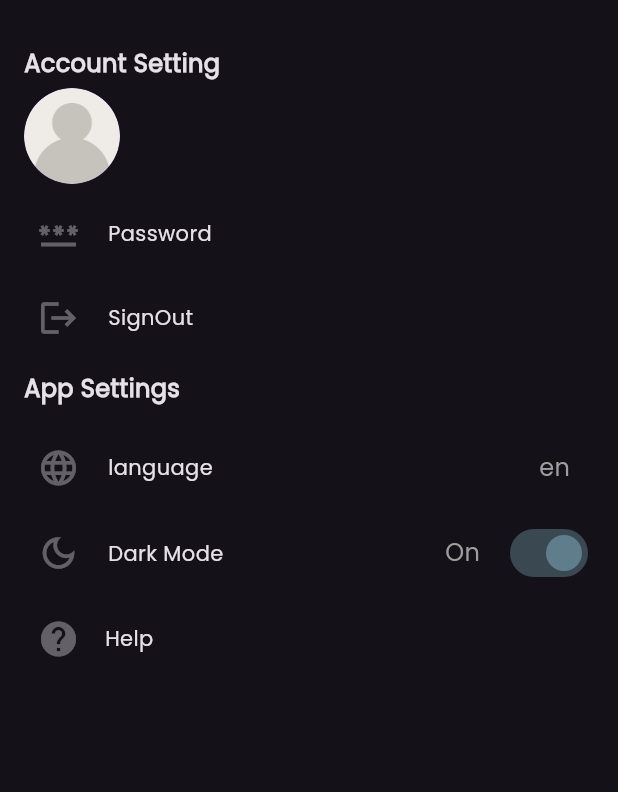
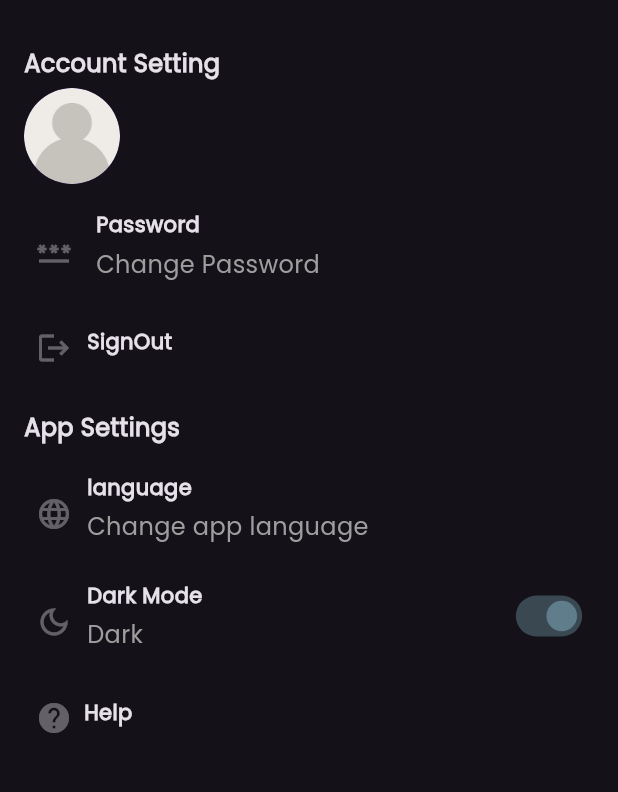
Before and after one commit to Abdulrahman-khalid97/ak_notes_app, a Flutter app: the SettingPage screen opened by its route, on a phone screen of 412 x 824 dp, the part 77-869 px from its top. Run offline on Flutter 3.47's test engine with Material 3 defaults, Android fonts, the phone set to English and light mode, and no system bars; our stand-ins replace cloud_firestore, dartz, equatable, firebase_auth, firebase_core, firebase_storage and 6 more; missing offline and left inert: dart:ffi; accounts and stored records are empty; generated files the repository leaves out were written again.

Commit message:
fix some issues in style and design of setting page(screen)

```diff
--- a/lib/core/style/dimensional.dart
+++ b/lib/core/style/dimensional.dart
@@ -2,5 +2,11 @@
 const double kAppBarUp=10.0;
 const double kAppBarBottom=10.0;
 const double kHorizontalBodyPadding=16.0;
+const double kSettingItemPadding=12.0;
 const double kVerticalBodyPadding=16.0;
+const double kIconSettingItemSize=24.0;
+const double kDefaultSwitchHeight = 40.0;
+const double kDefaultSwitchWidth = 56.0;
 const double kDefaultPadding=8.0;
+const double kSectionTop = 24.0;
+const double kSectionDown=24.0;
--- a/lib/core/style/text_style.dart
+++ b/lib/core/style/text_style.dart
@@ -14,7 +14,7 @@ const kTitleHeaderStyle=  TextStyle(
 
 const kTitle2Style=  TextStyle(
     fontSize: 14 ,
-    fontWeight: FontWeight.w500
+    fontWeight: FontWeight.w600,
 );
 
 const kSubTitleStyle=  TextStyle(
--- a/lib/features/auth/presentation/bodies/settings_page_body.dart
+++ b/lib/features/auth/presentation/bodies/settings_page_body.dart
@@ -1,3 +1,4 @@
+import 'dart:ffi';
 import 'dart:typed_data';
 
 import 'package:ak_notes_app/app_local.dart';
@@ -149,17 +150,30 @@ class _SettingsPageBodyState extends State<SettingsPageBody> {
             },
             child: Padding(
               padding: const EdgeInsets.symmetric(
-                  horizontal: kHorizontalBodyPadding, vertical: 5),
+                  horizontal: kHorizontalBodyPadding, vertical: kSettingItemPadding),
               child: Row(
+                crossAxisAlignment: CrossAxisAlignment.center,
                 children: [
                   const CustomIcon(icon: Icons.password_outlined),
                   const SizedBox(
-                    width: 10,
+                    width: 16,
                   ),
+                  Column(
+
+                    crossAxisAlignment: CrossAxisAlignment.start,
+                    children: [
                       Text(
                         AppLocal.loc.password,
                         style: kTitle2Style,
                       ),
+                     const  SizedBox(height: 5,),
+                      Text(
+                        AppLocal.loc.changePassword,
+                        style: kSubTitleStyle,
+                      ),
+                    ],
+                  ),
+
                 ],
               ),
             ),
@@ -177,7 +191,7 @@ class _SettingsPageBodyState extends State<SettingsPageBody> {
             },
             child: Padding(
               padding: const EdgeInsets.symmetric(
-                  horizontal: kHorizontalBodyPadding, vertical: 5),
+                  horizontal: kHorizontalBodyPadding, vertical: kSettingItemPadding),
               child: Row(
                 children: [
                   const CustomIcon(icon: Icons.logout),
@@ -192,80 +206,118 @@ class _SettingsPageBodyState extends State<SettingsPageBody> {
               ),
             ),
           ),
-
+          const SizedBox(height: kSectionTop/2,),
           Padding(
-            padding: const EdgeInsets.symmetric(horizontal: kHorizontalBodyPadding , vertical: 8),
+            padding: const EdgeInsets.symmetric(horizontal: kHorizontalBodyPadding , vertical: kSettingItemPadding/2),
             child: Text(
               AppLocal.loc.appSettings,
               style: kTitleHeaderStyle,
             ),
           ),
-          const SizedBox(height: 5,),
           InkWell(
             onTap: (){
 
               Navigator.pushNamed(context, RouteManager.changeLangPage);
             },
             child: Padding(
-              padding: const EdgeInsets.symmetric(horizontal: kHorizontalBodyPadding , vertical: 5),
+              padding: const EdgeInsets.symmetric(horizontal: kHorizontalBodyPadding , vertical: kSettingItemPadding),
               child: Row(
+                crossAxisAlignment: CrossAxisAlignment.center,
                 children: [
                   const CustomIcon(icon: Icons.language),
                   const SizedBox(
                     width: 10,
                   ),
+                  Column(
+                    crossAxisAlignment: CrossAxisAlignment.start,
+                    children: [
                       Text(
                         AppLocal.loc.language,
                         style: kTitle2Style,
                       ),
-                  const Spacer(),
+                      const  SizedBox(height: 5,),
                       Text(
-                    context.watch<SettingProvider>().local!,
+                        AppLocal.loc.changeAppLanguage,
                         style: kSubTitleStyle,
                       ),
-                  const SizedBox(
-                    width: 16,
-                  )
+                    ],
+                  ),
+                  // const Spacer(),
+                  // Text(
+                  //   context.watch<SettingProvider>().local!,
+                  //   style: kSubTitleStyle,
+                  // ),
+                  // const SizedBox(
+                  //   width: 16,
+                  // )
                 ],
               ),
             ),
           ),
 
           Padding(
-            padding: const EdgeInsets.symmetric(horizontal: kHorizontalBodyPadding , vertical: 5),
+            padding: const EdgeInsets.symmetric(horizontal: kHorizontalBodyPadding , vertical: kSettingItemPadding),
             child: Row(
               children: [
                 const CustomIcon(icon: Icons.dark_mode_outlined),
                 const SizedBox(
                   width: 10,
                 ),
+                Column(
+                  crossAxisAlignment: CrossAxisAlignment.start,
+                  children: [
                     Text(
                       AppLocal.loc.darkMode,
                       style: kTitle2Style,
                     ),
-                const Spacer(),
+                    const  SizedBox(height: 5,),
                     Text(
-                  context.watch<SettingProvider>().isDarkMode!
-                      ? AppLocal.loc.on
-                      : AppLocal.loc.off,
+                      context.watch<SettingProvider>().isDarkMode!?AppLocal.loc.dark: AppLocal.loc.light,
                       style: kSubTitleStyle,
                     ),
-                const SizedBox(
-                  width: 16,
+                  ],
                 ),
-                Switch(
+                const Spacer(),
+                // Text(
+                //   context.watch<SettingProvider>().isDarkMode!
+                //       ? AppLocal.loc.on
+                //       : AppLocal.loc.off,
+                //   style: kSubTitleStyle,
+                // ),
+                // const SizedBox(
+                //   width: 16,
+                // ),
+                Transform.scale(
+                  scale: 0.85,
+                  child: Switch(
                       activeColor: Colors.blueGrey,
                       inactiveTrackColor: Colors.grey,
                       value: context.watch<SettingProvider>().isDarkMode!,
                       onChanged: (value) {
                         context.read<SettingProvider>().toggleTheme(value);
                       }),
+                ),
+                // SizedBox(
+                //
+                //   height: kDefaultSwitchHeight,
+                //   width: kDefaultSwitchWidth,
+                //   child: FittedBox(
+                //     fit: BoxFit.fill,
+                //     child: Switch(
+                //         activeColor: Colors.blueGrey,
+                //         inactiveTrackColor: Colors.grey,
+                //         value: context.watch<SettingProvider>().isDarkMode!,
+                //         onChanged: (value) {
+                //           context.read<SettingProvider>().toggleTheme(value);
+                //         }),
+                //   ),
+                // ),
               ],
             ),
           ),
 
           Padding(
-            padding: const EdgeInsets.symmetric(horizontal: kHorizontalBodyPadding , vertical: 5),
+            padding: const EdgeInsets.symmetric(horizontal: kHorizontalBodyPadding , vertical: kSettingItemPadding),
             child: Row(
               children: [
                 const CustomIcon(icon: Icons.help),
--- a/lib/features/auth/presentation/widgets/custom_icon.dart
+++ b/lib/features/auth/presentation/widgets/custom_icon.dart
@@ -1,6 +1,8 @@
 
 import 'package:ak_notes_app/app_local.dart';
 import 'package:flutter/material.dart';
+
+import '../../../../core/style/dimensional.dart';
 class CustomIcon extends StatelessWidget {
   const CustomIcon({super.key, required this.icon, this.onIconPressed});
 
@@ -10,8 +12,8 @@ class CustomIcon extends StatelessWidget {
   Widget build(BuildContext context) {
 
     return Container(
-      height: 46,
-      width: 46,
+      height: 32,
+      width: 32,
       decoration: BoxDecoration(
         color: Colors.white.withOpacity(0),
         borderRadius: BorderRadius.circular(16),
@@ -20,7 +22,7 @@ class CustomIcon extends StatelessWidget {
       child: IconButton(
         onPressed: onIconPressed ,
         icon: Icon(icon ,
-          size: 28,),
+          size: kIconSettingItemSize,),
       ),
     );
   }
--- a/lib/l10n/app_ar.arb
+++ b/lib/l10n/app_ar.arb
@@ -7,6 +7,8 @@
      "content" : "المحتوى",
      "searchSuggestionFor":"اقتراحات البحث عن : ",
      "add" : "إضافة",
+      "changeAppLanguage":"تغير لغة التطبيق",
+       "transformModes":"التبديل بين الوضع المظلم والافتراضي",
      "update" : "تحديث",
      "edit":"تعديل",
      "serverFailure":"خطأ بالاتصال بالسيرفر",
--- a/lib/l10n/app_en.arb
+++ b/lib/l10n/app_en.arb
@@ -8,6 +8,8 @@
     "content" : "Content",
     "searchSuggestionFor":"Search Suggestion for : ",
      "add" : "add",
+     "changeAppLanguage":"Change app language",
+     "transformModes":"Transform between dark and light mode",
      "ok":"Ok" ,
      "cancel":"Cancel",
      "serverFailure":"Server Failure",
```
Also changed, not shown: lib/features/auth/presentation/widgets/setting_item.dart (added). Lines whose indentation alone changed are shown as unchanged.
